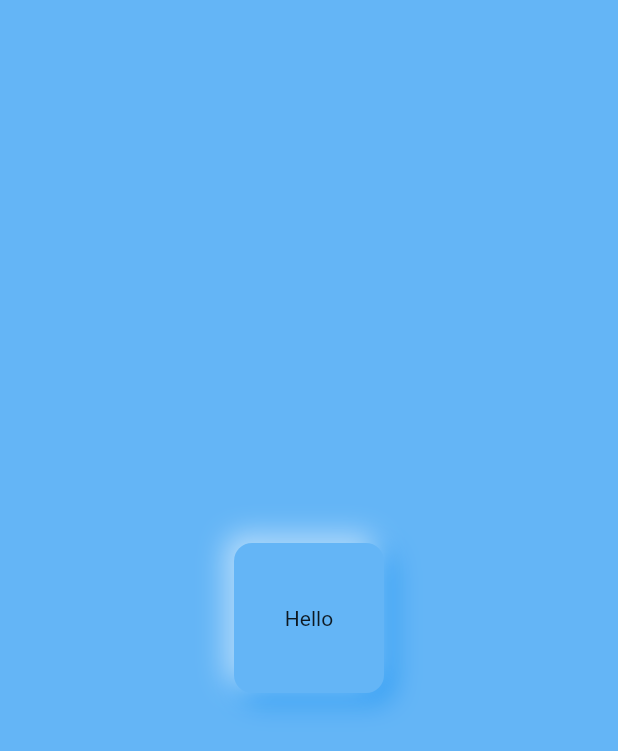
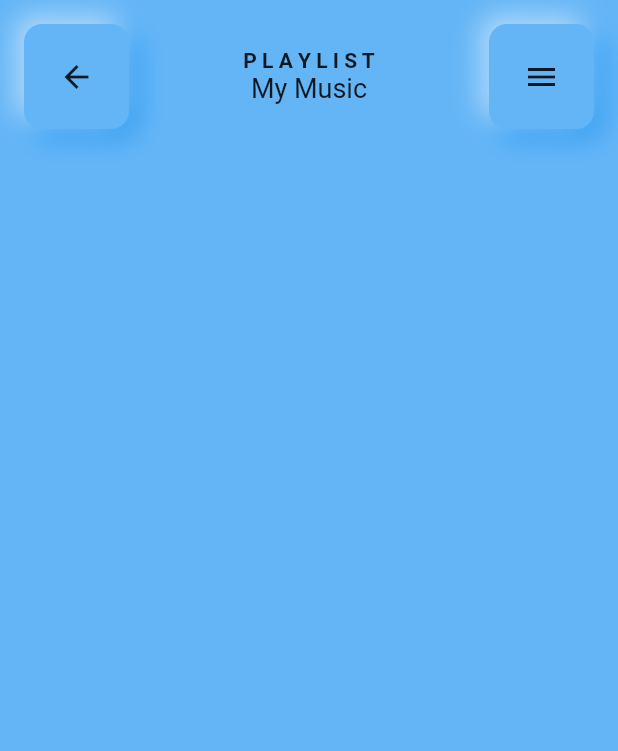
Before and after one commit to Lakshit-Chiranjiv/Music-Player-App-UI, a Flutter app: the screen it shows after launch, on a phone screen of 412 x 824 dp. Shown: the top 751 px of the screen. Run offline on Flutter 3.47's test engine with Material 2 defaults, Android fonts, the phone set to English and light mode, and no system bars.

Commit message:
created topbar

```diff
--- a/lib/music_page.dart
+++ b/lib/music_page.dart
@@ -12,16 +12,49 @@ class _MusicPageState extends State<MusicPage> {
   @override
   Widget build(BuildContext context) {
     return Scaffold(
-      backgroundColor: Colors.blue[300],
-      body: const Center(
-        child: SizedBox(
-          height: 100,
-          width: 100,
-          child: NeuContainer(
-            child: Text('Hello'),
+        backgroundColor: Colors.blue[300],
+        body: SafeArea(
+          child: Padding(
+            padding: const EdgeInsets.all(16.0),
+            child: Column(
+              children: [
+                Row(
+                  mainAxisAlignment: MainAxisAlignment.spaceBetween,
+                  children: [
+                    const SizedBox(
+                        height: 70,
+                        width: 70,
+                        child: NeuContainer(
+                          child: Icon(Icons.arrow_back),
+                        )),
+                    Column(
+                      children: const [
+                        Text(
+                          'P L A Y L I S T',
+                          style: TextStyle(
+                            fontSize: 14,
+                            fontWeight: FontWeight.bold
+                          ),
+                        ),
+                        Text(
+                          'My Music',
+                          style: TextStyle(
+                            fontSize: 18,
+                          ),
+                        )
+                      ],
+                    ),
+                    const SizedBox(
+                        height: 70,
+                        width: 70,
+                        child: NeuContainer(
+                          child: Icon(Icons.menu),
+                        )),
+                  ],
+                )
+              ],
+            ),
           ),
-        ),
-      ),
-    );
+        ));
   }
 }
```
